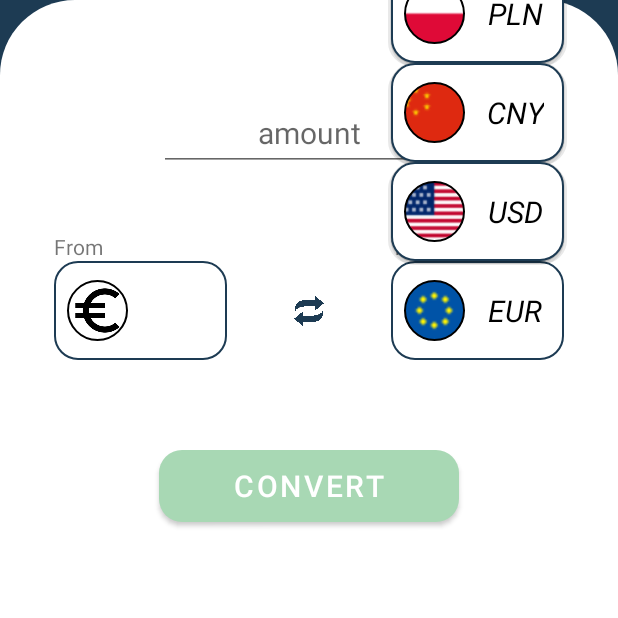
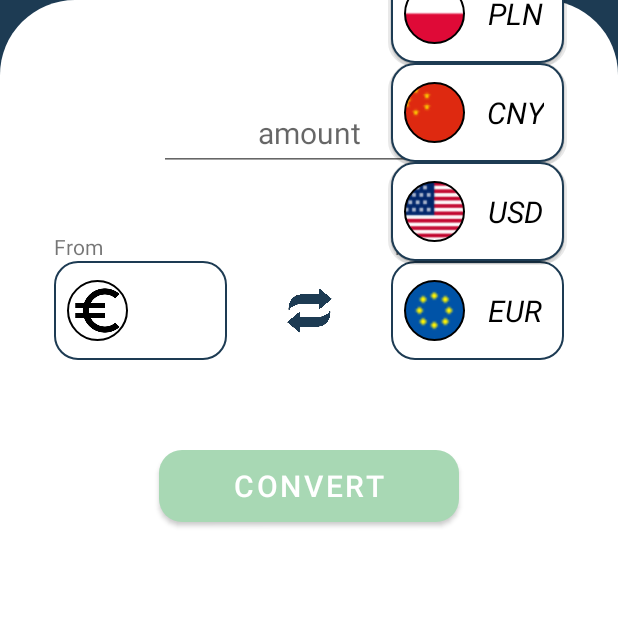
Before and after one commit to krzysztoffarys/Currency-APp, an Android app: the fragment DetailFragment placed in its activity, after a tap on "EUR", on a phone screen of 412 x 824 dp, the part 618-1236 px from its top. Run offline under Robolectric (Android 15) with nearby library versions, the phone set to English and light mode, and no system bars; our stand-ins replace Dagger/Hilt's generated code, Timber; 5 statements that could not run were skipped.

Commit message:
small layout change

```diff
--- a/app/src/main/res/layout-land/detail_fragment.xml
+++ b/app/src/main/res/layout-land/detail_fragment.xml
@@ -113,8 +113,8 @@
 
         <ImageView
             android:id="@+id/ivChange"
-            android:layout_width="20dp"
-            android:layout_height="20dp"
+            android:layout_width="30dp"
+            android:layout_height="30dp"
             android:contentDescription="@string/change_currency"
             android:src="@drawable/change"
             app:layout_constraintBottom_toBottomOf="@+id/spinnerLeft"
--- a/app/src/main/res/layout/detail_fragment.xml
+++ b/app/src/main/res/layout/detail_fragment.xml
@@ -113,8 +113,8 @@
 
         <ImageView
             android:id="@+id/ivChange"
-            android:layout_width="20dp"
-            android:layout_height="20dp"
+            android:layout_width="30dp"
+            android:layout_height="30dp"
             android:contentDescription="@string/change_currency"
             android:src="@drawable/change"
             app:layout_constraintBottom_toBottomOf="@+id/spinnerLeft"
```
